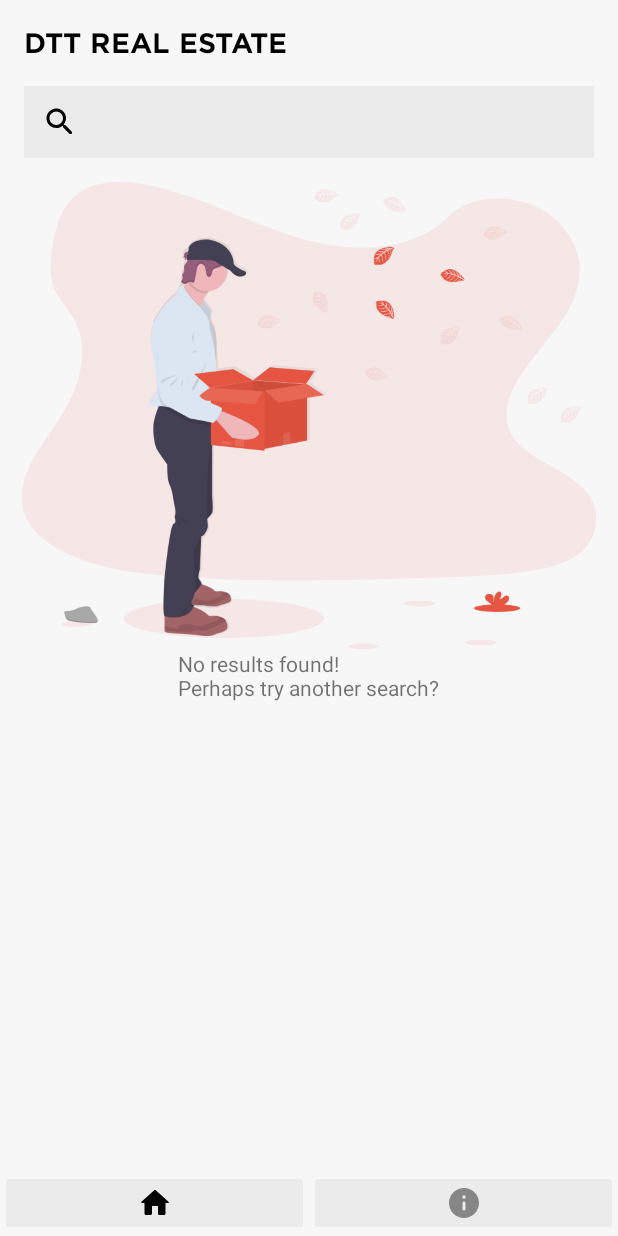
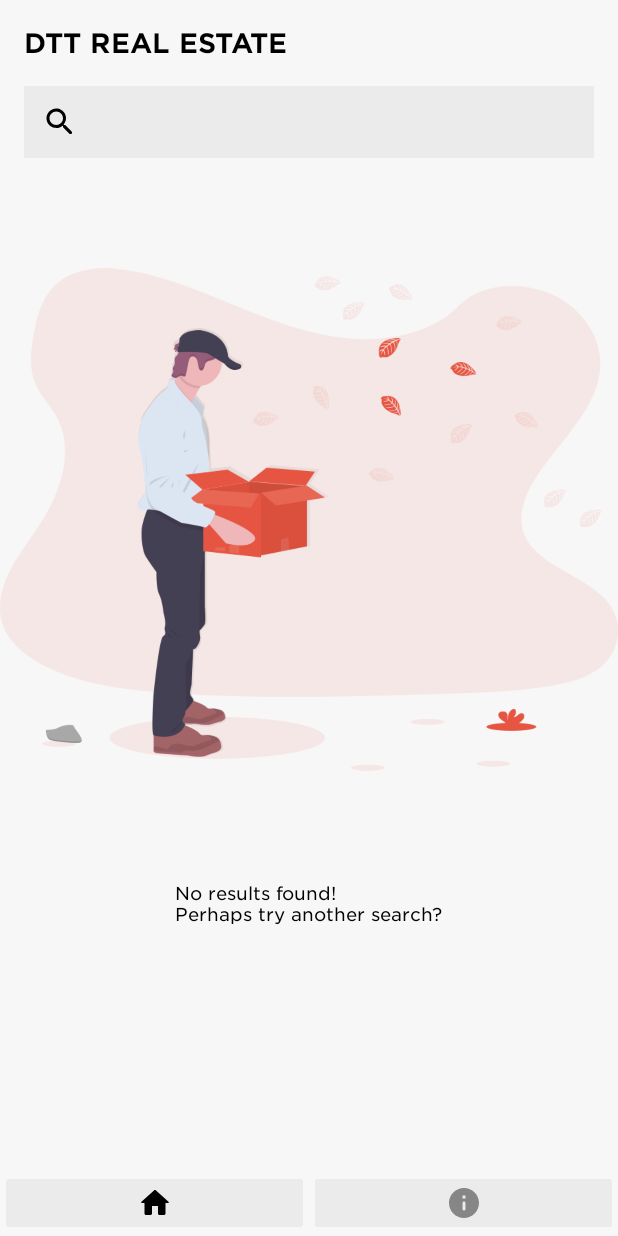
Before and after one commit to Slnbz/DTTHousing, an Android app: the layout item_empty_dataset.xml on its own in the app's theme, with its tools: preview values and no code run, on a phone screen of 412 x 824 dp. Run offline under Robolectric (Android 15) with nearby library versions, the phone set to English and light mode, and no system bars.

Commit message:
empty search xml fix

```diff
--- a/app/src/main/res/layout/item_empty_dataset.xml
+++ b/app/src/main/res/layout/item_empty_dataset.xml
@@ -1,18 +1,19 @@
 <?xml version="1.0" encoding="utf-8"?>
-<LinearLayout xmlns:android="http://schemas.android.com/apk/res/android"
+<RelativeLayout xmlns:android="http://schemas.android.com/apk/res/android"
     xmlns:app="http://schemas.android.com/apk/res-auto"
     xmlns:tools="http://schemas.android.com/tools"
     android:layout_width="match_parent"
     android:layout_height="match_parent"
     tools:context=".MainActivity"
-    android:background="@color/light_gray"
-    android:orientation="vertical">
+    android:background="@color/light_gray">
 
     <TextView
+        android:id="@+id/DTT_real"
         style="@style/Title01Style"
         android:layout_width="wrap_content"
         android:layout_height="wrap_content"
-        android:text="@string/dtt_real_estate" />
+        android:text="@string/dtt_real_estate"
+        android:layout_alignParentTop="true"/>
 
     <SearchView
         android:id="@+id/Search"
@@ -25,30 +26,43 @@
         android:clickable="true"
         android:closeIcon="@drawable/ic_close"
         android:focusable="true"
-        android:searchIcon="@drawable/ic_search_xml">
+        android:searchIcon="@drawable/ic_search_xml"
+        android:layout_below="@id/DTT_real">
 
     </SearchView>
+
+    <RelativeLayout
+        android:layout_width="wrap_content"
+        android:layout_height="wrap_content"
+        android:layout_below="@id/Search"
+        android:fillViewport="true"
+        >
 
     <ImageView
         android:id="@+id/emptysearch_image"
         android:layout_width="wrap_content"
-        android:layout_height="0dp"
-        android:layout_weight="1"
-        android:fillViewport="true"
+        android:layout_height="450dp"
+        android:layout_gravity="center_horizontal"
         android:src="@drawable/search_state_empty">
 
     </ImageView>
         <TextView
             android:layout_width="wrap_content"
             android:layout_height="wrap_content"
-    android:layout_weight="1"
+            style="@style/Body_HintStyle"
             android:text="No results found!\nPerhaps try another search?"
             android:layout_gravity="center_horizontal"
+            android:layout_below="@id/emptysearch_image"
+            android:layout_centerInParent="true"
             />
+
+    </RelativeLayout>
+
     <LinearLayout
         android:layout_width="match_parent"
         android:layout_height="wrap_content"
-        android:orientation="horizontal">
+        android:orientation="horizontal"
+        android:layout_alignParentBottom="true">
 
         <ImageButton
             android:id="@+id/homebutton"
@@ -74,4 +88,4 @@
             tools:ignore="RedundantDescriptionCheck,ImageContrastCheck" />
     </LinearLayout>
 
-</LinearLayout>
+</RelativeLayout>
```
Lines whose indentation alone changed are shown as unchanged.
